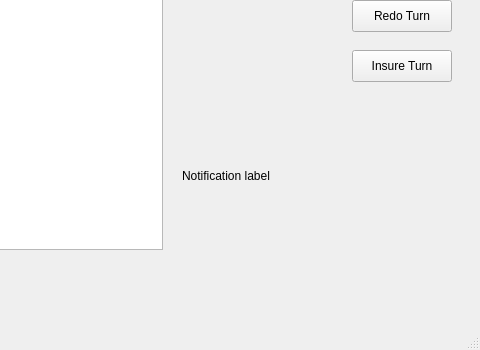
Before: the Qt Designer form blackjack/game.ui in dawsonvoth1/blackjack_oop, drawn with Qt 5; both pictures show x 808 to 1288 and y 250 to 600 of the 1288 by 600 pixel window.
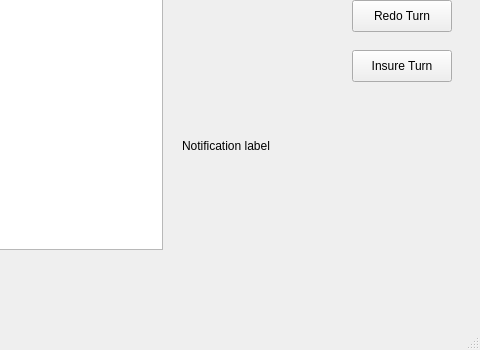
After: the same form once the commit is applied.

Commit message: adding today's changes

Patch:
```diff
--- a/blackjack/game.ui
+++ b/blackjack/game.ui
@@ -181,7 +181,7 @@
     <property name="geometry">
      <rect>
       <x>990</x>
-      <y>410</y>
+      <y>380</y>
       <width>261</width>
       <height>31</height>
      </rect>
```
The commit also changes 2 other files.
